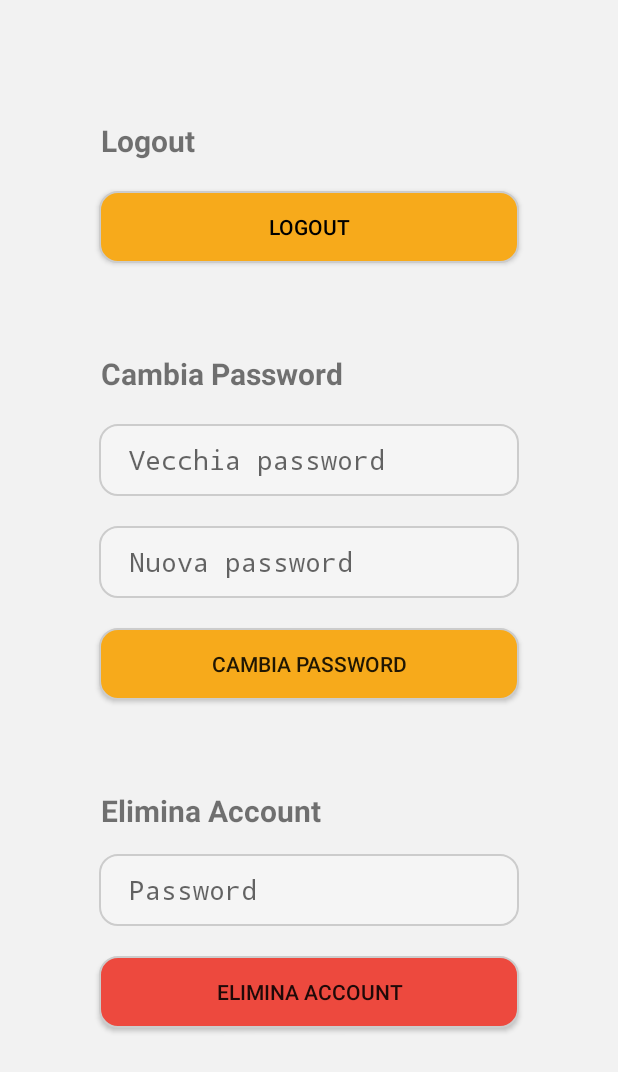
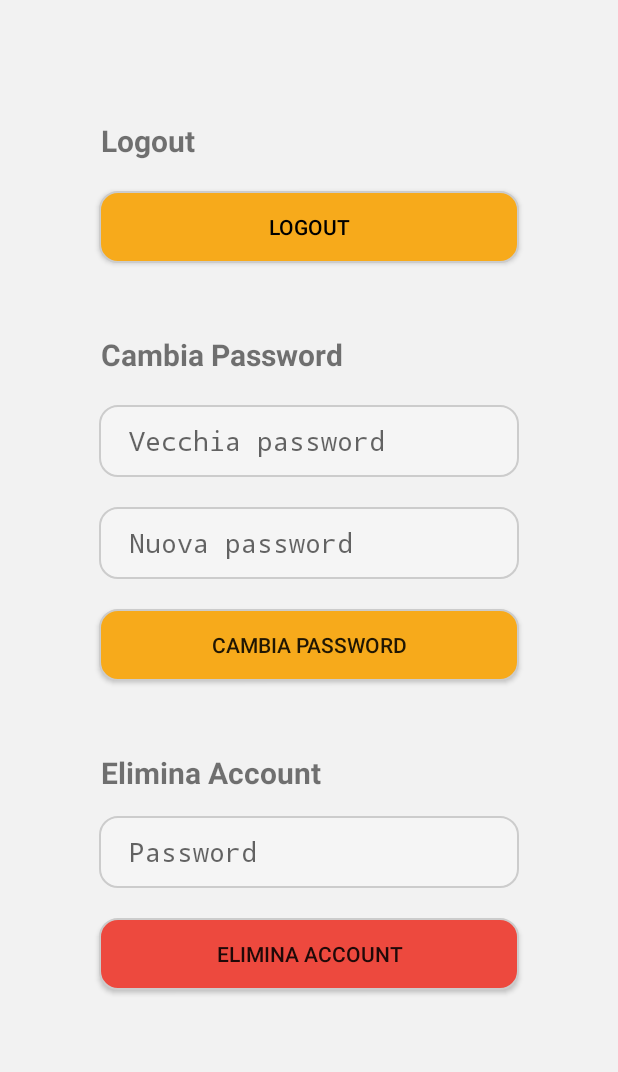
Before and after one commit to lrnzznn1/EventLink, an Android app built with Jetpack Compose: the layout setting.xml on its own in the app's theme, with its tools: preview values and no code run, on a phone screen of 412 x 824 dp. Shown: the top 1072 px of the screen. Run offline under Robolectric (Android 15) with nearby library versions, the phone set to English and light mode, and no system bars.

Commit message:
ultimi ritocchi

```diff
--- a/app/src/main/res/layout/setting.xml
+++ b/app/src/main/res/layout/setting.xml
@@ -7,6 +7,7 @@
 
     <LinearLayout
         android:background="#f2f2f2"
+        android:layout_marginBottom="64dp"
         android:id="@+id/grandeidpazzo"
         xmlns:tools="http://schemas.android.com/tools"
         android:layout_width="match_parent"
@@ -41,7 +42,7 @@
             android:background="@drawable/rounded_bottom_background"/>
         <View
             android:layout_width="wrap_content"
-            android:layout_height="40dp"/>
+            android:layout_height="27dp"/>
 
         <!-- Cambia Password Section -->
         <TextView
@@ -100,7 +101,7 @@
 
         <View
             android:layout_width="wrap_content"
-            android:layout_height="40dp"/>
+            android:layout_height="27dp"/>
 
 
         <!-- Elimina Account Section -->
```
Also changed, not shown: app/src/main/java/com/example/eventlink/MainActivity.kt (+8 -0 lines), app/src/main/java/com/example/eventlink/pages/PaginaProfilo.kt (+6 -2 lines).
